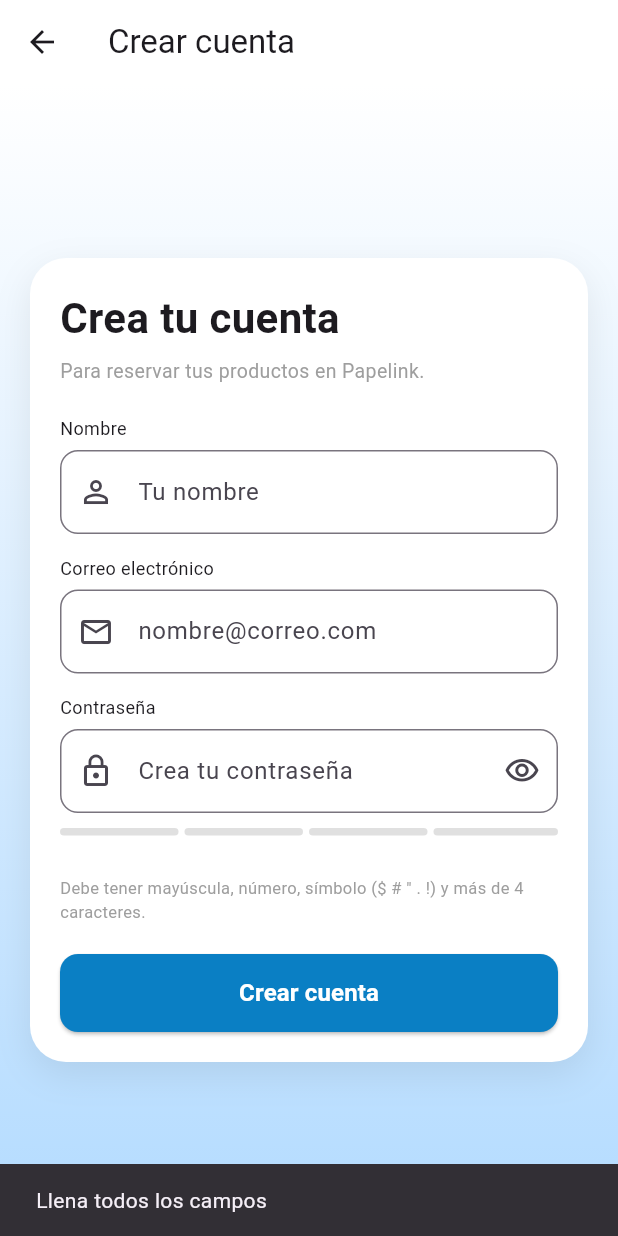
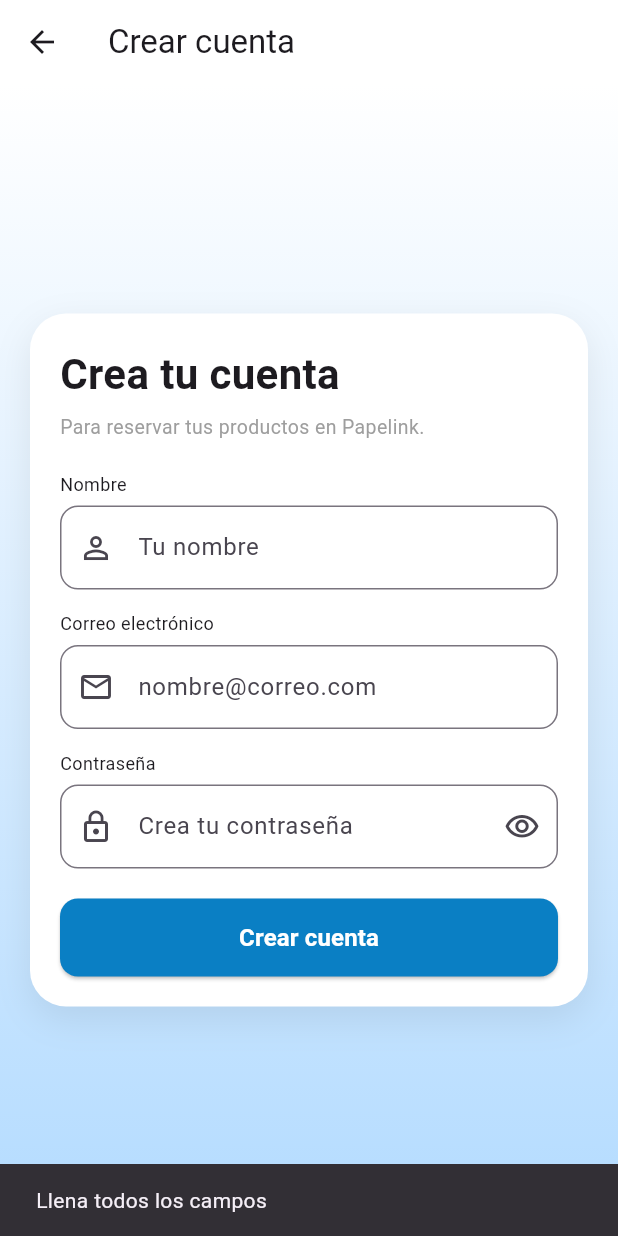
Before and after one commit to AlejandroKantun23/LuminaLabs, a Flutter app: the RegisterScreen screen opened directly, after a tap on "Crear cuenta", on a phone screen of 412 x 824 dp. Run offline on Flutter 3.47's test engine with Material 3 defaults, Android fonts, the phone set to English and light mode, and no system bars.

Commit message:
Fix: register_screen separado por widget barra_seguridad

```diff
--- a/papelink_movil/frontend/lib/screens/register_screen.dart
+++ b/papelink_movil/frontend/lib/screens/register_screen.dart
@@ -25,30 +25,6 @@ class _RegisterScreenState extends State<RegisterScreen> {
     super.dispose();
   }
 
-  // Cuenta cuántos requisitos cumple la contraseña (0 a 4)
-  int _nivel() {
-    final p = _passwordController.text;
-    int n = 0;
-    if (p.length > 4) n++; // más de 4 caracteres
-    if (RegExp(r'[A-Z]').hasMatch(p)) n++; // una mayúscula
-    if (RegExp(r'[0-9]').hasMatch(p)) n++; // un número
-    if (RegExp(r'[^A-Za-z0-9\s]').hasMatch(p)) n++; // un símbolo ($ # " . !)
-    return n;
-  }
-
-  Color _colorNivel(int n) {
-    switch (n) {
-      case 1:
-        return Colors.red;
-      case 2:
-        return Colors.orange;
-      case 3:
-        return Colors.amber;
-      default:
-        return Colors.green;
-    }
-  }
-
   void _crearCuenta() {
     final nombre = _nombreController.text.trim();
     final correo = _correoController.text.trim();
@@ -57,14 +33,6 @@ class _RegisterScreenState extends State<RegisterScreen> {
     if (nombre.isEmpty || correo.isEmpty || password.isEmpty) {
       ScaffoldMessenger.of(context).showSnackBar(
         const SnackBar(content: Text('Llena todos los campos')),
-      );
-      return;
-    }
-
-    if (_nivel() < 4) {
-      ScaffoldMessenger.of(context).showSnackBar(
-        const SnackBar(
-            content: Text('La contraseña no cumple los requisitos')),
       );
       return;
     }
@@ -88,9 +56,6 @@ class _RegisterScreenState extends State<RegisterScreen> {
 
   @override
   Widget build(BuildContext context) {
-    final nivel = _nivel();
-    final etiquetas = ['', 'Débil', 'Regular', 'Buena', 'Fuerte'];
-
     return Scaffold(
       appBar: AppBar(
         title: const Text('Crear cuenta'),
@@ -182,7 +147,6 @@ class _RegisterScreenState extends State<RegisterScreen> {
                     TextField(
                       controller: _passwordController,
                       obscureText: _ocultarPassword,
-                      onChanged: (_) => setState(() {}), // actualiza la barra
                       decoration: InputDecoration(
                         prefixIcon: const Icon(Icons.lock_outline),
                         hintText: 'Crea tu contraseña',
@@ -202,39 +166,6 @@ class _RegisterScreenState extends State<RegisterScreen> {
                           },
                         ),
                       ),
-                    ),
-                    const SizedBox(height: 10),
-
-                    // Barra de seguridad (4 niveles)
-                    Row(
-                      children: List.generate(4, (i) {
-                        return Expanded(
-                          child: Container(
-                            height: 5,
-                            margin: EdgeInsets.only(right: i < 3 ? 4 : 0),
-                            decoration: BoxDecoration(
-                              color: i < nivel
-                                  ? _colorNivel(nivel)
-                                  : Colors.grey.shade300,
-                              borderRadius: BorderRadius.circular(3),
-                            ),
-                          ),
-                        );
-                      }),
-                    ),
-                    const SizedBox(height: 6),
-                    Text(
-                      etiquetas[nivel],
-                      style: TextStyle(
-                        fontSize: 12,
-                        fontWeight: FontWeight.bold,
-                        color: nivel == 0 ? Colors.grey : _colorNivel(nivel),
-                      ),
-                    ),
-                    const SizedBox(height: 4),
-                    const Text(
-                      'Debe tener mayúscula, número, símbolo (\$ # " . !) y más de 4 caracteres.',
-                      style: TextStyle(color: Colors.grey, fontSize: 11),
                     ),
                     const SizedBox(height: 20),
 
```
Also changed, not shown: papelink_movil/frontend/lib/widgets/barra_seguridad.dart (added, +70 -0 lines).
